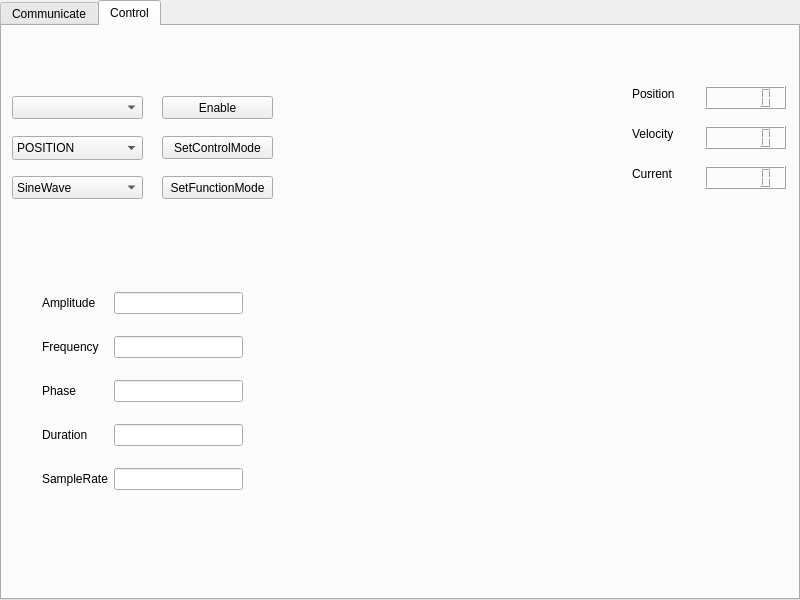
Above: ui/mainwindow.ui from huigang39/FSA_Tool before the change. Below: the same form after it.
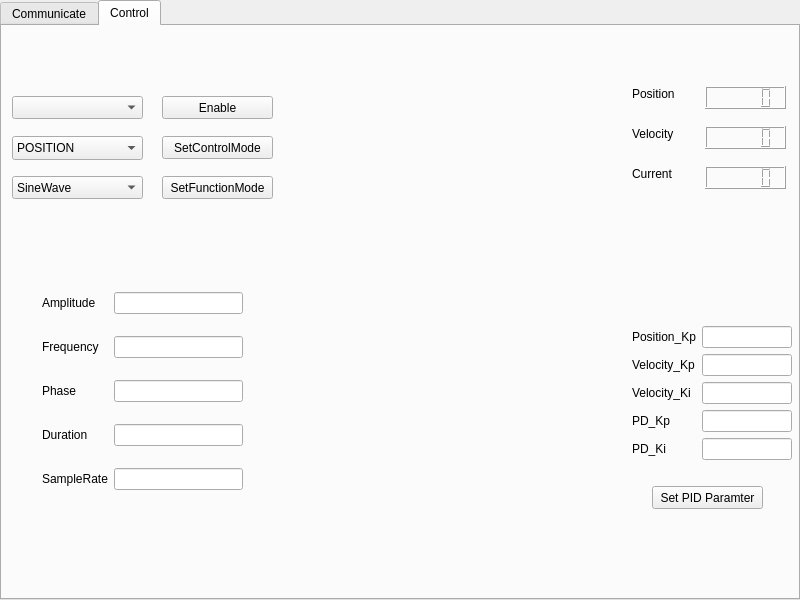
That is the form after the change.

What changed in the file:
```diff
--- a/ui/mainwindow.ui
+++ b/ui/mainwindow.ui
@@ -361,6 +361,81 @@
                             <string>Current</string>
                         </property>
                     </widget>
+                    <widget class="QWidget" name="formLayoutWidget">
+                        <property name="geometry">
+                            <rect>
+                                <x>630</x>
+                                <y>300</y>
+                                <width>160</width>
+                                <height>151</height>
+                            </rect>
+                        </property>
+                        <layout class="QFormLayout" name="formLayout">
+                            <item row="0" column="0">
+                                <widget class="QLabel" name="label_position_Kp">
+                                    <property name="text">
+                                        <string>Position_Kp</string>
+                                    </property>
+                                </widget>
+                            </item>
+                            <item row="0" column="1">
+                                <widget class="QLineEdit" name="lineEdit_position_Kp" />
+                            </item>
+                            <item row="1" column="0">
+                                <widget class="QLabel" name="label_velocity_Kp">
+                                    <property name="text">
+                                        <string>Velocity_Kp</string>
+                                    </property>
+                                </widget>
+                            </item>
+                            <item row="1" column="1">
+                                <widget class="QLineEdit" name="lineEdit_velocity_Kp" />
+                            </item>
+                            <item row="2" column="0">
+                                <widget class="QLabel" name="label_velocity_Ki">
+                                    <property name="text">
+                                        <string>Velocity_Ki</string>
+                                    </property>
+                                </widget>
+                            </item>
+                            <item row="2" column="1">
+                                <widget class="QLineEdit" name="lineEdit_velocity_Ki" />
+                            </item>
+                            <item row="3" column="0">
+                                <widget class="QLabel" name="label_pd_Kp">
+                                    <property name="text">
+                                        <string>PD_Kp</string>
+                                    </property>
+                                </widget>
+                            </item>
+                            <item row="3" column="1">
+                                <widget class="QLineEdit" name="lineEdit_pd_Kp" />
+                            </item>
+                            <item row="4" column="0">
+                                <widget class="QLabel" name="label_pd_Kd">
+                                    <property name="text">
+                                        <string>PD_Ki</string>
+                                    </property>
+                                </widget>
+                            </item>
+                            <item row="4" column="1">
+                                <widget class="QLineEdit" name="lineEdit_pd_Kd" />
+                            </item>
+                        </layout>
+                    </widget>
+                    <widget class="QPushButton" name="pushButton_setPidParamter">
+                        <property name="geometry">
+                            <rect>
+                                <x>650</x>
+                                <y>460</y>
+                                <width>111</width>
+                                <height>23</height>
+                            </rect>
+                        </property>
+                        <property name="text">
+                            <string>Set PID Paramter</string>
+                        </property>
+                    </widget>
                 </widget>
             </widget>
         </widget>
```
